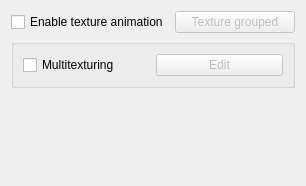
The window that code/nel/tools/3d/object_viewer_qt/src/particle_texture_anim_form.ui (ryzom/ryzomcore) describes before a commit, drawn with Qt 5.
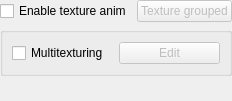
The same window after the commit. Custom widgets are drawn as their Qt base class.

Patch:
```diff
--- a/code/nel/tools/3d/object_viewer_qt/src/particle_texture_anim_form.ui
+++ b/code/nel/tools/3d/object_viewer_qt/src/particle_texture_anim_form.ui
@@ -6,18 +6,24 @@
    <rect>
     <x>0</x>
     <y>0</y>
-    <width>306</width>
-    <height>186</height>
+    <width>212</width>
+    <height>101</height>
    </rect>
   </property>
   <property name="windowTitle">
    <string>Form</string>
   </property>
   <layout class="QGridLayout" name="gridLayout_2">
+   <property name="margin">
+    <number>0</number>
+   </property>
+   <property name="spacing">
+    <number>5</number>
+   </property>
    <item row="0" column="0">
     <widget class="QCheckBox" name="texAnimCheckBox">
      <property name="text">
-      <string>Enable texture animation</string>
+      <string>Enable texture anim</string>
      </property>
     </widget>
    </item>
@@ -33,6 +39,9 @@
       <string/>
      </property>
      <layout class="QGridLayout" name="gridLayout">
+      <property name="spacing">
+       <number>5</number>
+      </property>
       <item row="0" column="0">
        <widget class="QCheckBox" name="multitexturingCheckBox">
         <property name="text">
```
